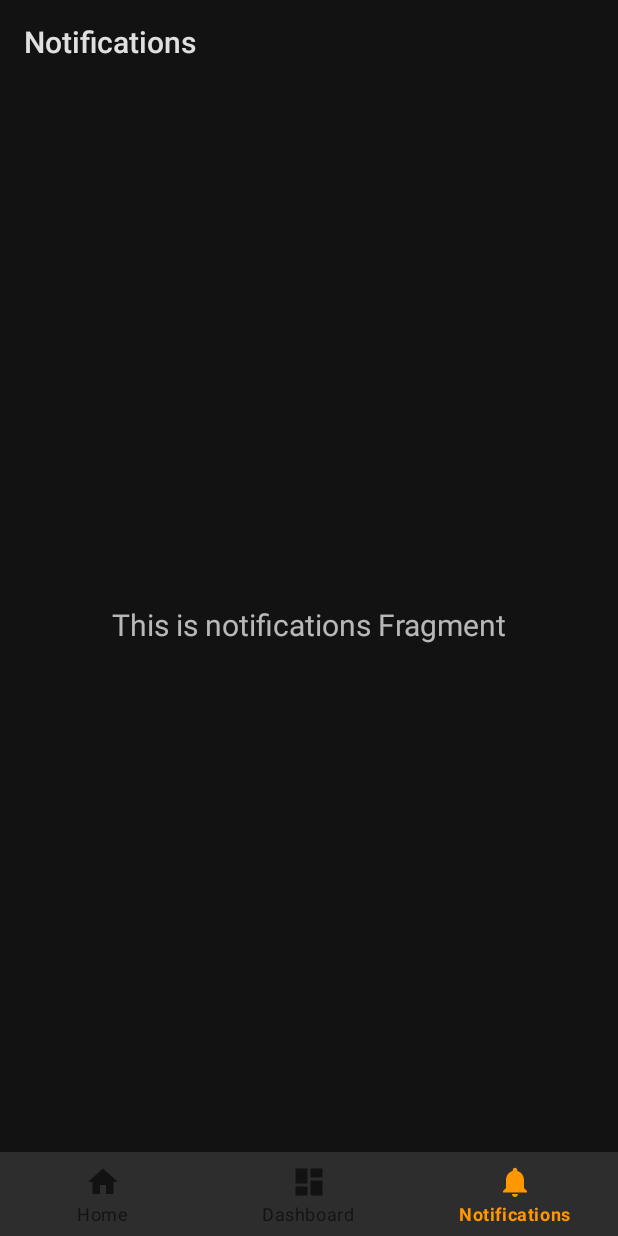
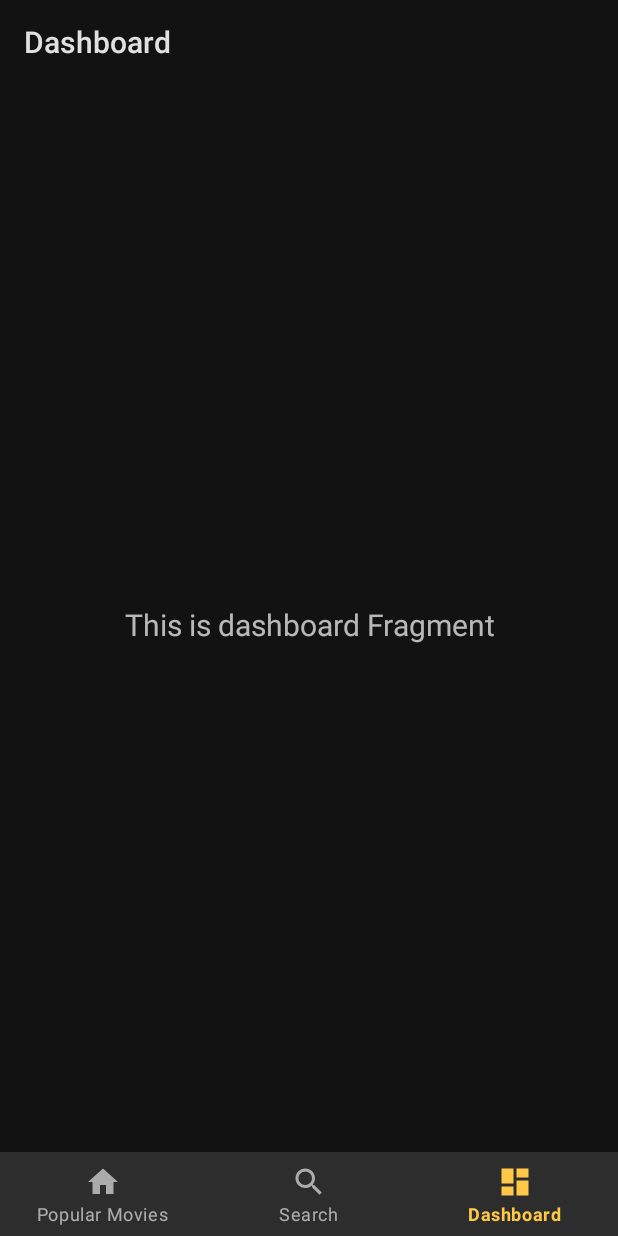
Before and after one commit to ImnIrdst/iiCnma, an Android app: the screen it shows after launch (MainActivity), item 3 of the bottom bar chosen, on a phone screen of 412 x 824 dp. Run offline under Robolectric (Android 15) with nearby library versions, the phone set to English and light mode, and no system bars; our stand-ins replace Dagger/Hilt's generated code, Room's generated code, navigation-ui, paging; libraries missing offline, so code that uses them is left out: androidx.hilt, androidx.hilt.lifecycle; pictures from the network do not load.

Commit message:
Rename notification fragment to search fragment

```diff
--- a/app/src/main/java/com/imn/iicnma/MainActivity.kt
+++ b/app/src/main/java/com/imn/iicnma/MainActivity.kt
@@ -16,12 +16,14 @@
     override fun onCreate(savedInstanceState: Bundle?) {
         super.onCreate(savedInstanceState)
         setContentView(R.layout.activity_main)
-        val navView: BottomNavigationView = findViewById(R.id.nav_view)
+
         // TODO handle night mode better
         AppCompatDelegate.setDefaultNightMode(AppCompatDelegate.MODE_NIGHT_YES)
+
+        val navView: BottomNavigationView = findViewById(R.id.nav_view)
         val navController = findNavController(R.id.nav_host_fragment)
         val appBarConfiguration = AppBarConfiguration(
-            setOf(R.id.navigation_home, R.id.navigation_dashboard, R.id.navigation_notifications)
+            setOf(R.id.navigation_home, R.id.navigation_search, R.id.navigation_dashboard)
         )
         setupActionBarWithNavController(navController, appBarConfiguration)
         navView.setupWithNavController(navController)
--- a/app/src/main/java/com/imn/iicnma/ui/notifications/NotificationsFragment.kt
+++ /dev/null
@@ -1,31 +0,0 @@
-package com.imn.iicnma.ui.notifications
-
-import android.os.Bundle
-import android.view.LayoutInflater
-import android.view.View
-import android.view.ViewGroup
-import android.widget.TextView
-import androidx.fragment.app.Fragment
-import androidx.lifecycle.Observer
-import androidx.lifecycle.ViewModelProvider
-import com.imn.iicnma.R
-
-class NotificationsFragment : Fragment() {
-
-    private lateinit var notificationsViewModel: NotificationsViewModel
-
-    override fun onCreateView(
-        inflater: LayoutInflater,
-        container: ViewGroup?,
-        savedInstanceState: Bundle?
-    ): View? {
-        notificationsViewModel =
-            ViewModelProvider(this).get(NotificationsViewModel::class.java)
-        val root = inflater.inflate(R.layout.fragment_notifications, container, false)
-        val textView: TextView = root.findViewById(R.id.text_notifications)
-        notificationsViewModel.text.observe(viewLifecycleOwner, Observer {
-            textView.text = it
-        })
-        return root
-    }
-}
--- /dev/null
+++ b/app/src/main/java/com/imn/iicnma/ui/search/SearchFragment.kt
@@ -0,0 +1,28 @@
+package com.imn.iicnma.ui.search
+
+import android.os.Bundle
+import android.view.LayoutInflater
+import android.view.View
+import android.view.ViewGroup
+import android.widget.TextView
+import androidx.fragment.app.Fragment
+import androidx.lifecycle.ViewModelProvider
+import com.imn.iicnma.R
+
+class SearchFragment : Fragment() {
+
+    private lateinit var searchViewModel: SearchViewModel
+
+    override fun onCreateView(
+        inflater: LayoutInflater,
+        container: ViewGroup?,
+        savedInstanceState: Bundle?
+    ): View? {
+        searchViewModel =
+            ViewModelProvider(this).get(SearchViewModel::class.java)
+        val root = inflater.inflate(R.layout.fragment_search, container, false)
+        val textView: TextView = root.findViewById(R.id.text_search)
+        searchViewModel.text.observe(viewLifecycleOwner, { textView.text = it })
+        return root
+    }
+}
--- a/app/src/main/java/com/imn/iicnma/ui/notifications/NotificationsViewModel.kt
+++ b/app/src/main/java/com/imn/iicnma/ui/search/SearchViewModel.kt
@@ -1,13 +1,13 @@
-package com.imn.iicnma.ui.notifications
+package com.imn.iicnma.ui.search
 
 import androidx.lifecycle.LiveData
 import androidx.lifecycle.MutableLiveData
 import androidx.lifecycle.ViewModel
 
-class NotificationsViewModel : ViewModel() {
+class SearchViewModel : ViewModel() {
 
     private val _text = MutableLiveData<String>().apply {
-        value = "This is notifications Fragment"
+        value = "This is search Fragment"
     }
     val text: LiveData<String> = _text
 }
--- /dev/null
+++ b/app/src/main/res/drawable/ic_baseline_search_24.xml
@@ -0,0 +1,5 @@
+<vector android:height="24dp" android:tint="#C9C9C9"
+    android:viewportHeight="24" android:viewportWidth="24"
+    android:width="24dp" xmlns:android="http://schemas.android.com/apk/res/android">
+    <path android:fillColor="@android:color/white" android:pathData="M15.5,14h-0.79l-0.28,-0.27C15.41,12.59 16,11.11 16,9.5 16,5.91 13.09,3 9.5,3S3,5.91 3,9.5 5.91,16 9.5,16c1.61,0 3.09,-0.59 4.23,-1.57l0.27,0.28v0.79l5,4.99L20.49,19l-4.99,-5zM9.5,14C7.01,14 5,11.99 5,9.5S7.01,5 9.5,5 14,7.01 14,9.5 11.99,14 9.5,14z"/>
+</vector>
--- a/app/src/main/res/drawable/ic_notifications_black_24dp.xml
+++ /dev/null
@@ -1,9 +0,0 @@
-<vector xmlns:android="http://schemas.android.com/apk/res/android"
-    android:width="24dp"
-    android:height="24dp"
-    android:viewportWidth="24.0"
-    android:viewportHeight="24.0">
-    <path
-        android:fillColor="#FF000000"
-        android:pathData="M12,22c1.1,0 2,-0.9 2,-2h-4c0,1.1 0.89,2 2,2zM18,16v-5c0,-3.07 -1.64,-5.64 -4.5,-6.32L13.5,4c0,-0.83 -0.67,-1.5 -1.5,-1.5s-1.5,0.67 -1.5,1.5v0.68C7.63,5.36 6,7.92 6,11v5l-2,2v1h16v-1l-2,-2z" />
-</vector>
--- a/app/src/main/res/layout/fragment_notifications.xml
+++ b/app/src/main/res/layout/fragment_search.xml
@@ -4,10 +4,10 @@
     xmlns:tools="http://schemas.android.com/tools"
     android:layout_width="match_parent"
     android:layout_height="match_parent"
-    tools:context=".ui.notifications.NotificationsFragment">
+    tools:context=".ui.search.SearchFragment">
 
     <TextView
-        android:id="@+id/text_notifications"
+        android:id="@+id/text_search"
         android:layout_width="match_parent"
         android:layout_height="wrap_content"
         android:layout_marginStart="8dp"
--- a/app/src/main/res/menu/bottom_nav_menu.xml
+++ b/app/src/main/res/menu/bottom_nav_menu.xml
@@ -7,13 +7,13 @@
         android:title="@string/title_home" />
 
     <item
+        android:id="@+id/navigation_search"
+        android:icon="@drawable/ic_baseline_search_24"
+        android:title="@string/title_search" />
+
+    <item
         android:id="@+id/navigation_dashboard"
         android:icon="@drawable/ic_dashboard_black_24dp"
         android:title="@string/title_dashboard" />
 
-    <item
-        android:id="@+id/navigation_notifications"
-        android:icon="@drawable/ic_notifications_black_24dp"
-        android:title="@string/title_notifications" />
-
 </menu>
--- a/app/src/main/res/navigation/mobile_navigation.xml
+++ b/app/src/main/res/navigation/mobile_navigation.xml
@@ -27,10 +27,10 @@
         tools:layout="@layout/fragment_dashboard" />
 
     <fragment
-        android:id="@+id/navigation_notifications"
-        android:name="com.imn.iicnma.ui.notifications.NotificationsFragment"
-        android:label="@string/title_notifications"
-        tools:layout="@layout/fragment_notifications" />
+        android:id="@+id/navigation_search"
+        android:name="com.imn.iicnma.ui.search.SearchFragment"
+        android:label="@string/title_search"
+        tools:layout="@layout/fragment_search" />
 
     <fragment
         android:id="@+id/movie_details"
--- a/app/src/main/res/values/strings.xml
+++ b/app/src/main/res/values/strings.xml
@@ -1,11 +1,11 @@
 <resources>
     <string name="app_name">iiCnma</string>
-    <string name="title_home">Home</string>
+    <string name="title_home">Popular Movies</string>
     <string name="title_dashboard">Dashboard</string>
-    <string name="title_notifications">Notifications</string>
+    <string name="title_search">Search</string>
+    <string name="title_movie_details">Details</string>
     <string name="retry">Retry</string>
     <string name="api_error_prefix">Error while reading data from api: </string>
     <string name="offline_mode">Offline mode (tap to retry)</string>
     <string name="overview">Overview</string>
-    <string name="title_movie_details">Movie Details</string>
 </resources>
```
